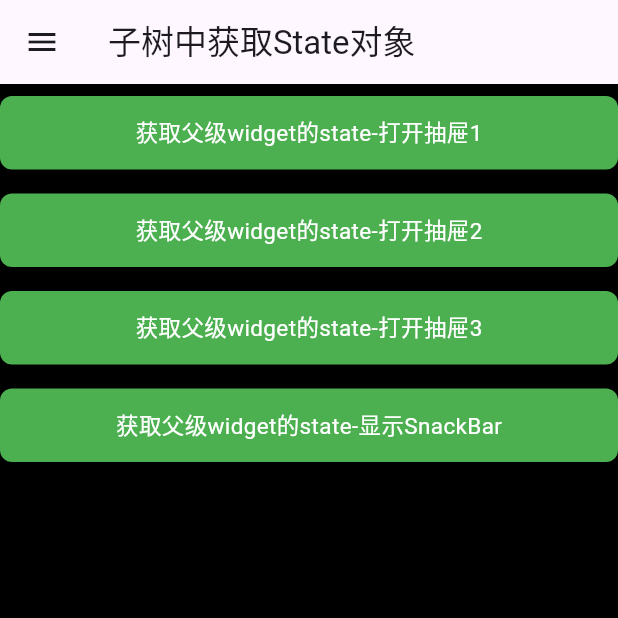
After one commit to SpringRollHHB/FlutterUiTest, a Flutter app: the GetStateWidget screen opened directly, on a phone screen of 412 x 824 dp, the top half of it. The commit adds this screen. Run offline on Flutter 3.47's test engine with Material 3 defaults, Android fonts, the light colour scheme and no system bars.

Commit message:
子widget树中获取父级StatefulWidget的State对象的两个方法

```diff
--- /dev/null
+++ b/lib/layout/get_state_widget.dart
@@ -0,0 +1,151 @@
+import 'package:flutter/cupertino.dart';
+import 'package:flutter/material.dart';
+
+class GetStateWidget extends StatefulWidget {
+  const GetStateWidget({super.key});
+
+  @override
+  State<GetStateWidget> createState() => _GetStateWidgetState();
+}
+
+class _GetStateWidgetState extends State<GetStateWidget> {
+  bool _showSnackBar = true;
+
+  //同一个 GlobalKey 在整个 widget 树中必须是唯一的，不能重复
+  final GlobalKey<ScaffoldState> _globalScaffoldStateKey  = GlobalKey();
+
+  @override
+  Widget build(BuildContext context) {
+    return Scaffold(
+      key: _globalScaffoldStateKey,
+      backgroundColor: Colors.black,
+      appBar:  AppBar(
+        title: const Text("子树中获取State对象"),
+      ),
+      drawer: const Drawer(),
+      body: Container(
+        margin: EdgeInsets.only(top: MediaQuery.of(context).padding.top),
+        child: SingleChildScrollView(
+          child: Column(
+            children: [
+              Builder(builder: (context) {
+                return GestureDetector(
+                  onTap: () {
+                    ScaffoldState? state =
+                        context.findAncestorStateOfType<ScaffoldState>();
+                    debugPrint("hhb ${state != null}");
+                    if (state != null) {
+                      state.openDrawer();
+                    }
+                  },
+                  child: Container(
+                    width: double.infinity,
+                    decoration: BoxDecoration(
+                      color: Colors.green,
+                      borderRadius: BorderRadius.circular(8),
+                    ),
+                    padding: const EdgeInsets.all(13),
+                    margin: const EdgeInsets.symmetric(vertical: 8),
+                    alignment: Alignment.center,
+                    child: const Text(
+                      "获取父级widget的state-打开抽屉1",
+                      style: TextStyle(
+                        color: Colors.white,
+                        fontSize: 15,
+                      ),
+                    ),
+                  ),
+                );
+              }),
+              Builder(builder: (context) {
+                return GestureDetector(
+                  onTap: () {
+                    Scaffold.of(context).openDrawer();
+                  },
+                  child: Container(
+                    width: double.infinity,
+                    decoration: BoxDecoration(
+                      color: Colors.green,
+                      borderRadius: BorderRadius.circular(8),
+                    ),
+                    padding: const EdgeInsets.all(13),
+                    margin: const EdgeInsets.symmetric(vertical: 8),
+                    alignment: Alignment.center,
+                    child: const Text(
+                      "获取父级widget的state-打开抽屉2",
+                      style: TextStyle(
+                        color: Colors.white,
+                        fontSize: 15,
+                      ),
+                    ),
+                  ),
+                );
+              }),
+              Builder(builder: (context) {
+                return GestureDetector(
+                  onTap: () {
+                    _globalScaffoldStateKey.currentState?.openDrawer();
+                  },
+                  child: Container(
+                    width: double.infinity,
+                    decoration: BoxDecoration(
+                      color: Colors.green,
+                      borderRadius: BorderRadius.circular(8),
+                    ),
+                    padding: const EdgeInsets.all(13),
+                    margin: const EdgeInsets.symmetric(vertical: 8),
+                    alignment: Alignment.center,
+                    child: const Text(
+                      "获取父级widget的state-打开抽屉3",
+                      style: TextStyle(
+                        color: Colors.white,
+                        fontSize: 15,
+                      ),
+                    ),
+                  ),
+                );
+              }),
+              Builder(builder: (context) {
+                return GestureDetector(
+                  onTap: () {
+                    if(_showSnackBar) {
+                      ScaffoldMessenger.of(context).showSnackBar(
+                        const SnackBar(
+                          content: Text(
+                            "我是SnackBar",
+                          ),
+                        ),
+                      );
+                      _showSnackBar = false;
+                    } else {
+                      ScaffoldMessenger.of(context).hideCurrentSnackBar();
+                      _showSnackBar = true;
+                    }
+                  },
+                  child: Container(
+                    width: double.infinity,
+                    decoration: BoxDecoration(
+                      color: Colors.green,
+                      borderRadius: BorderRadius.circular(8),
+                    ),
+                    padding: const EdgeInsets.all(13),
+                    margin: const EdgeInsets.symmetric(vertical: 8),
+                    alignment: Alignment.center,
+                    child: const Text(
+                      "获取父级widget的state-显示SnackBar",
+                      style: TextStyle(
+                        color: Colors.white,
+                        fontSize: 15,
+                      ),
+                    ),
+                  ),
+                );
+              }),
+            ],
+          ),
+        ),
+      ),
+    );
+  }
+
+}
--- /dev/null
+++ b/lib/layout/state_recycle_test_widget.dart
@@ -0,0 +1,53 @@
+import 'package:flutter/cupertino.dart';
+
+class StateRecycleTestWidget extends StatefulWidget {
+  const StateRecycleTestWidget({super.key});
+
+  @override
+  State<StateRecycleTestWidget> createState() => _StateRecycleTestWidgetState();
+}
+
+class _StateRecycleTestWidgetState extends State<StateRecycleTestWidget> {
+
+  @override
+  void initState() {
+    debugPrint("StateRecycleTestWidget  初始化只调用一次");
+    super.initState();
+  }
+
+  @override
+  void didChangeDependencies() {
+    debugPrint("StateRecycleTestWidget  state依赖发生变化的时候会调用"); //例如：系统主题或者语言改变的时候会调用
+    super.didChangeDependencies();
+  }
+
+  @override
+  Widget build(BuildContext context) {
+    return const Placeholder();
+  }
+
+  @override
+  void reassemble() {
+    debugPrint("StateRecycleTestWidget  调试的时候专用,release的情况下一直不会调用");
+    super.reassemble();
+  }
+
+  @override
+  void didUpdateWidget(covariant StateRecycleTestWidget oldWidget) {
+    debugPrint("StateRecycleTestWidget  widget更新的时候调用");
+    super.didUpdateWidget(oldWidget);
+  }
+
+  @override
+  void deactivate() {
+    debugPrint("StateRecycleTestWidget  当 State 对象从树中被移除时，会调用此回调");
+    super.deactivate();
+  }
+
+  @override
+  void dispose() {
+    debugPrint("StateRecycleTestWidget  当 State 对象从树中被永久移除时调用；通常在此回调中释放资源");
+    super.dispose();
+  }
+
+}
--- a/lib/layout/widget_test_Page.dart
+++ b/lib/layout/widget_test_Page.dart
@@ -1,7 +1,9 @@
 import 'package:flutter/material.dart';
+import 'package:flutteruitest/layout/state_recycle_test_widget.dart';
 import 'package:flutteruitest/layout/template/list_page_widget.dart';
 import 'counter_down_widget.dart';
 import 'custom_page_widget.dart';
+import 'get_state_widget.dart';
 import 'home_page_widget.dart';
 
 class WidgetTestPage extends ListPageWidget {
@@ -11,6 +13,8 @@ class WidgetTestPage extends ListPageWidget {
   @override
   setList(BuildContext context) {
     list.add(HomeItem(title: "SetState测试", onTap: () {  Navigator.of(context).push(MaterialPageRoute(builder: (BuildContext context) => const CounterDownWidget()));  }));
+    list.add(HomeItem(title: "State生命周期", onTap: () {  Navigator.of(context).push(MaterialPageRoute(builder: (BuildContext context) => const StateRecycleTestWidget()));  }));
+    list.add(HomeItem(title: "获取父级widget的state", onTap: () { Navigator.of(context).push(MaterialPageRoute(builder: (BuildContext context) => const GetStateWidget())); }));
   }
 
 }
```
